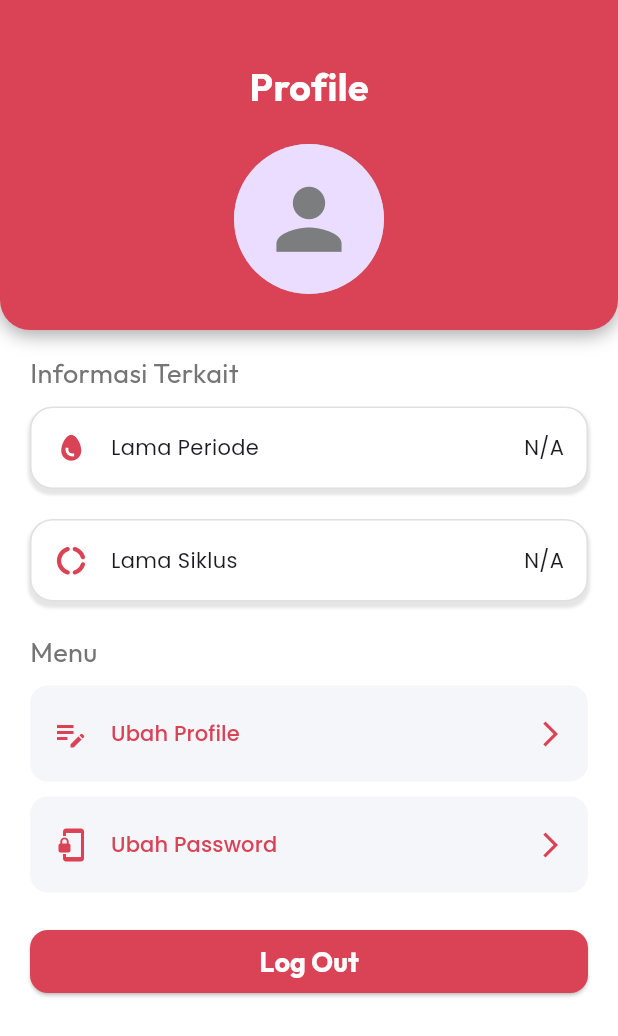
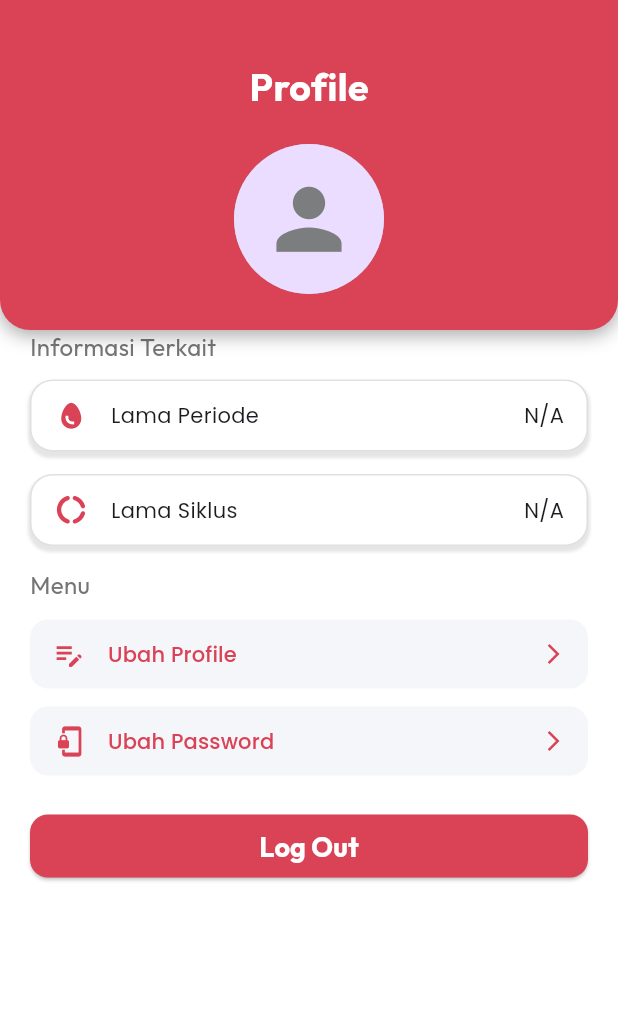
Before and after one commit to khairunnisaalallah/v2_zenfemina_mobile, a Flutter app: the profilePage screen opened by its route, on a phone screen of 412 x 824 dp. Shown: the top 1036 px of the screen. Run offline on Flutter 3.47's test engine with Material 3 defaults, Android fonts, the phone set to English and light mode, and no system bars; our stand-ins replace carousel_slider, firebase_core, firebase_messaging, flutter_svg, font_awesome_flutter, get and 5 more; accounts and stored records are empty; generated files the repository leaves out were written again; network calls fail.

Commit message:
style: resize some element

```diff
--- a/lib/main.dart
+++ b/lib/main.dart
@@ -60,7 +60,7 @@ class MyApp extends StatelessWidget {
       debugShowCheckedModeBanner: false,
       // debugShowMaterialGrid: true, // Tambahkan ini
       getPages: Routes.pages, // Tambahkan daftar rute di sini
-      home: WelcomePage(),
+      home: WelcomePage()
     );
   }
 }
--- a/lib/navigation/profile.dart
+++ b/lib/navigation/profile.dart
@@ -139,21 +139,6 @@ class _profilePageState extends State<profilePage> {
                                     )
                                   : null,
                             ),
-                            // child: image != null
-                            //     ? ClipRRect(
-                            //         borderRadius: BorderRadius.circular(60),
-                            //         child: Image.file(
-                            //           File(image!.path),
-                            //           width: 115,
-                            //           height: 115,
-                            //           fit: BoxFit.cover,
-                            //         ),
-                            //       )
-                            //     : Icon(
-                            //         Icons.person,
-                            //         size: 55,
-                            //         color: TColor.secondaryText,
-                            //       ),
                           ),
                         ],
                       ),
@@ -167,7 +152,7 @@ class _profilePageState extends State<profilePage> {
       ),
       body: SingleChildScrollView(
         child: Padding(
-          padding: const EdgeInsets.only(right: 20, left: 20, top: 15),
+          padding: const EdgeInsets.only(right: 20, left: 20, top: 0),
           child: Column(
             children: [
               Container(
@@ -176,7 +161,7 @@ class _profilePageState extends State<profilePage> {
                 child: Text(
                   'Informasi Terkait',
                   style: GoogleFonts.outfit(
-                    fontSize: 18,
+                    fontSize: 16,
                     color: Colors.grey[600],
                     fontWeight: FontWeight.w400,
                   ),
@@ -199,7 +184,7 @@ class _profilePageState extends State<profilePage> {
                 child: Text(
                   'Menu',
                   style: GoogleFonts.outfit(
-                    fontSize: 18,
+                    fontSize: 16,
                     color: Colors.grey[600],
                     fontWeight: FontWeight.w400,
                   ),
--- a/lib/pages/prayer_type.dart
+++ b/lib/pages/prayer_type.dart
@@ -25,8 +25,8 @@ class PrayerType extends StatelessWidget {
   Widget build(BuildContext context) {
     return Container(
       width: 400,
-      height: 55,
-      margin: const EdgeInsets.only(bottom: 20),
+      height: 48,
+      margin: const EdgeInsets.only(bottom: 15),
       decoration: BoxDecoration(
         color: Colors.white,
         borderRadius: BorderRadius.circular(15),
--- a/lib/pages/profile_menu.dart
+++ b/lib/pages/profile_menu.dart
@@ -25,7 +25,7 @@ class ProfileMenu extends StatelessWidget {
       child: TextButton(
         style: TextButton.styleFrom(
           foregroundColor: Color(0xFFDA4256),
-          padding: const EdgeInsets.only(right: 15, left: 15, top: 20, bottom: 20),
+          padding: const EdgeInsets.only(right: 15, left: 15, top: 12, bottom: 12),
           shape:
               RoundedRectangleBorder(borderRadius: BorderRadius.circular(12)),
           backgroundColor: const Color(0xFFF5F6F9),
@@ -35,7 +35,7 @@ class ProfileMenu extends StatelessWidget {
           children: [
             Icon(
                 IconData(icon, fontFamily: 'MaterialIcons'),
-                size: 24,
+                size: 22,
                 color: Color(0xFFDA4256),
               ),
             const SizedBox(width: 15),
@@ -46,7 +46,7 @@ class ProfileMenu extends StatelessWidget {
             )),
             Icon(
               Icons.arrow_forward_ios,
-              size: 20,
+              size: 16,
             ),
           ],
         ),
```
Also changed, not shown: lib/navigation/article.dart (+15 -11 lines).
